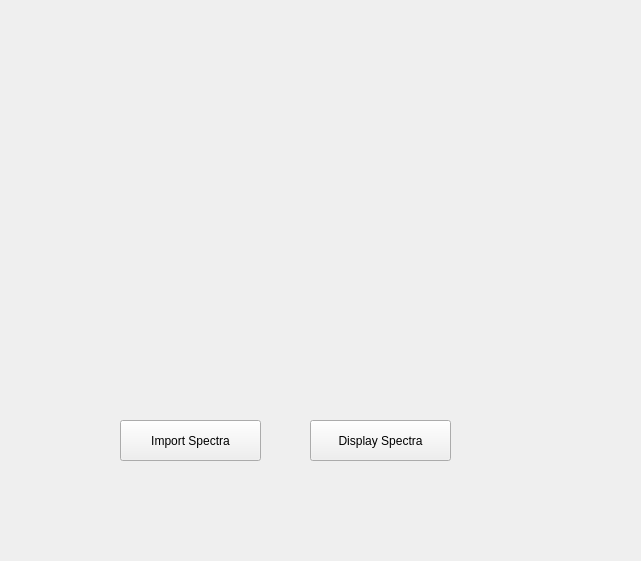
Old version of the form issfactortools/ui/ui_mcr_overview.ui in the repository NSLS-II-ISS/issfactortools; both pictures show x 430 to 1071 and y 0 to 561 of the 1326 by 893 pixel window.
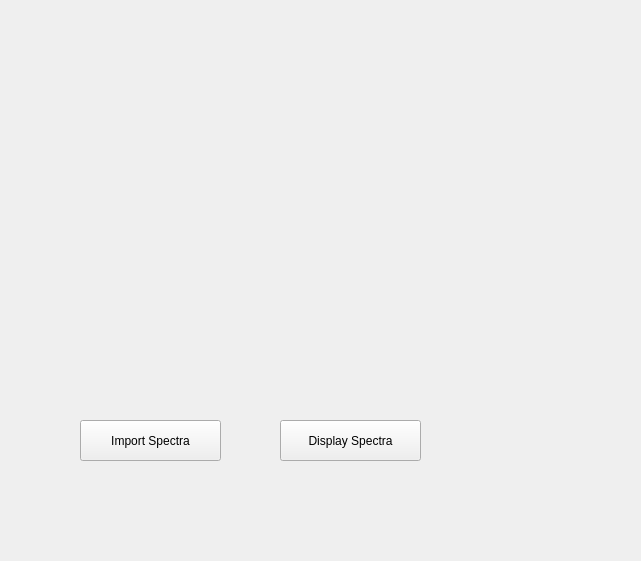
New version of the form.

Commit message: began first pass of constraint widget

```diff
--- a/issfactortools/ui/ui_mcr_overview.ui
+++ b/issfactortools/ui/ui_mcr_overview.ui
@@ -27,7 +27,7 @@
   <widget class="QWidget" name="verticalLayoutWidget_2">
    <property name="geometry">
     <rect>
-     <x>550</x>
+     <x>510</x>
      <y>20</y>
      <width>441</width>
      <height>371</height>
@@ -38,7 +38,7 @@
   <widget class="QPushButton" name="pushButton_import_spectra">
    <property name="geometry">
     <rect>
-     <x>550</x>
+     <x>510</x>
      <y>420</y>
      <width>141</width>
      <height>41</height>
@@ -61,8 +61,8 @@
   <widget class="QWidget" name="verticalLayoutWidget_3">
    <property name="geometry">
     <rect>
-     <x>530</x>
-     <y>510</y>
+     <x>470</x>
+     <y>500</y>
      <width>521</width>
      <height>351</height>
     </rect>
@@ -72,7 +72,7 @@
   <widget class="QPushButton" name="pushButton_display_spectra">
    <property name="geometry">
     <rect>
-     <x>740</x>
+     <x>710</x>
      <y>420</y>
      <width>141</width>
      <height>41</height>
```
Left out of the diff: 22 changed lines with no effect on the pictures. The commit also changes 1 other file.
